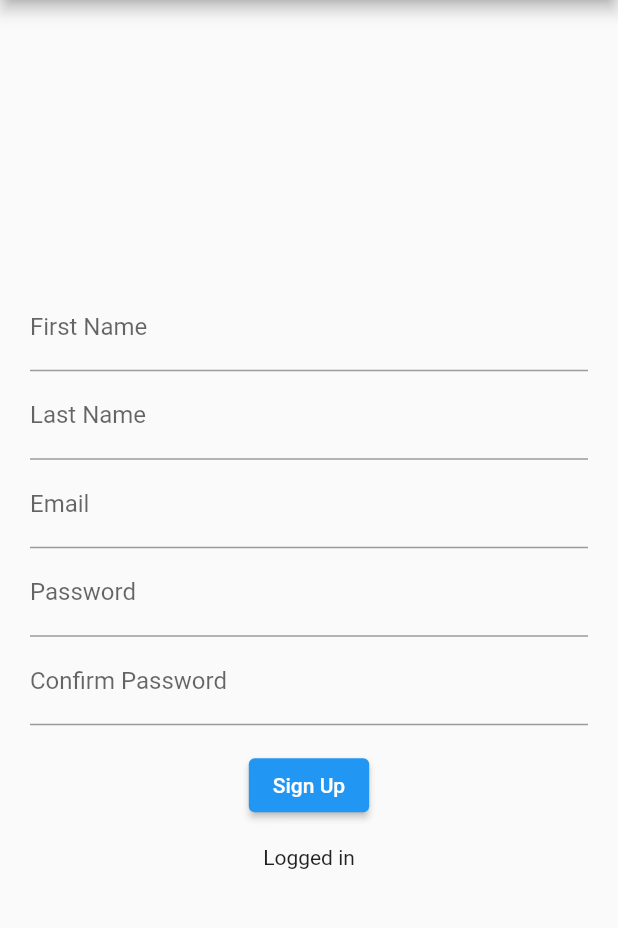
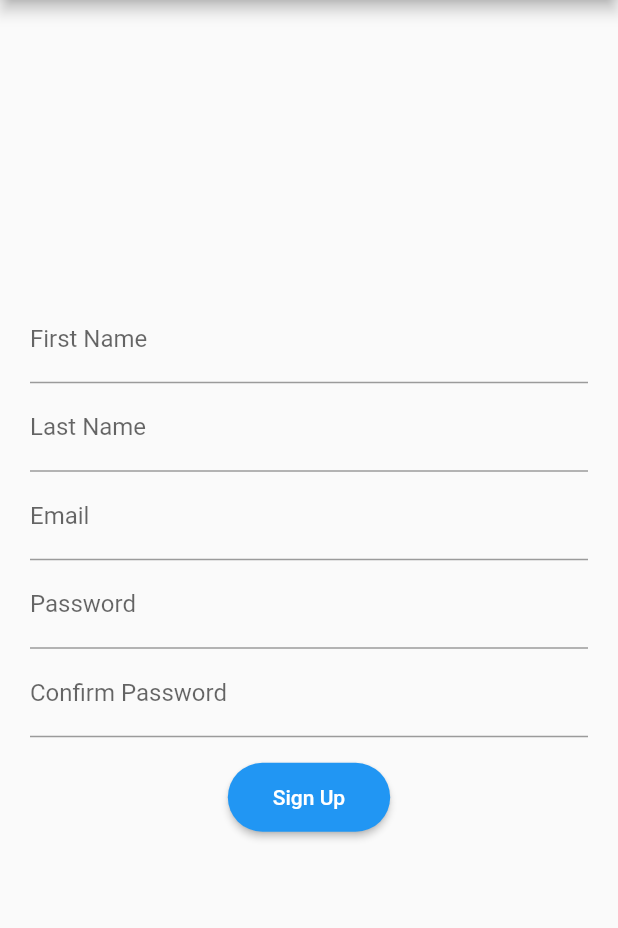
Before and after one commit to SomeBuddies/RegattaBuddy, a Flutter app: the RegisterPage screen opened by its route, on a phone screen of 412 x 824 dp, the part 84-1012 px from its top. Run offline on Flutter 3.47's test engine with Material 2 defaults, Android fonts, the phone set to English and light mode, and no system bars; our stand-ins replace cloud_firestore, firebase_auth, firebase_core, firebase_database, flutter_hooks, flutter_map and 9 more; missing offline and left inert: flutter_map_location_marker; accounts and stored records are empty; generated files the repository leaves out were written again.

Commit message:
improve home screen, profile, login and register page (#44)

```diff
--- a/lib/pages/register_page.dart
+++ b/lib/pages/register_page.dart
@@ -108,18 +108,13 @@ class _RegisterPageState extends ConsumerState<RegisterPage> {
                             signUp(context, registrationData);
                           }
                         },
+                        style: ElevatedButton.styleFrom(
+                          shape: const StadiumBorder(),
+                          padding: const EdgeInsets.symmetric(horizontal: 30, vertical: 15),
+                        ),
                         child: const Text('Sign Up'),
                       ),
                     ),
-                    StreamBuilder<User?>(
-                        stream: FirebaseAuth.instance.authStateChanges(),
-                        builder: (context, snapshot) {
-                          if (snapshot.hasData) {
-                            return const Text('Logged in');
-                          } else {
-                            return const Text('Not logged in');
-                          }
-                        }),
                   ]),
             )));
   }
```
Also changed, not shown: lib/pages/home.dart (+9 -5 lines), lib/pages/login_page.dart (+4 -10 lines), lib/pages/profile_page.dart (+52 -18 lines).
